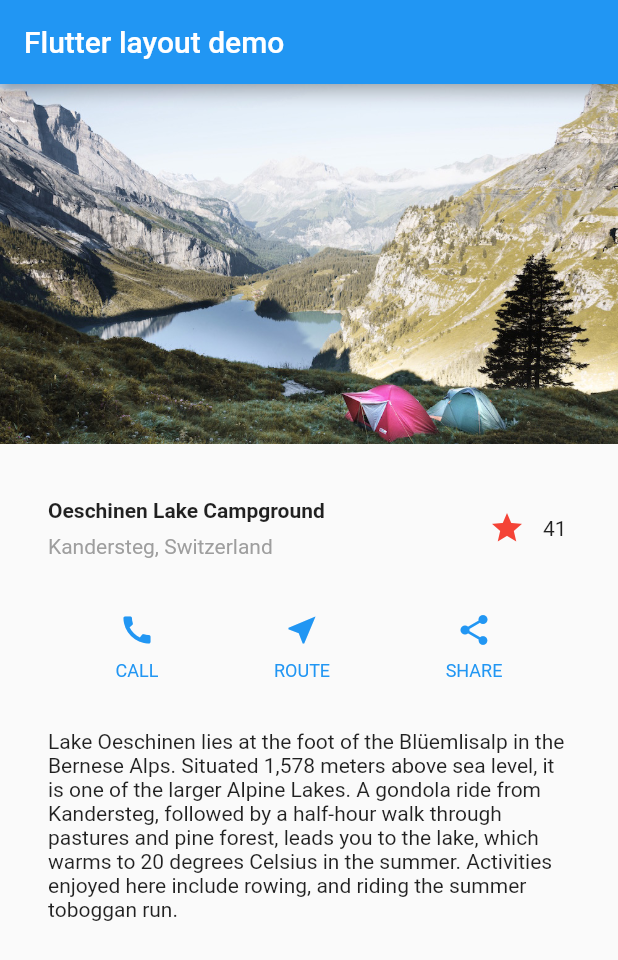
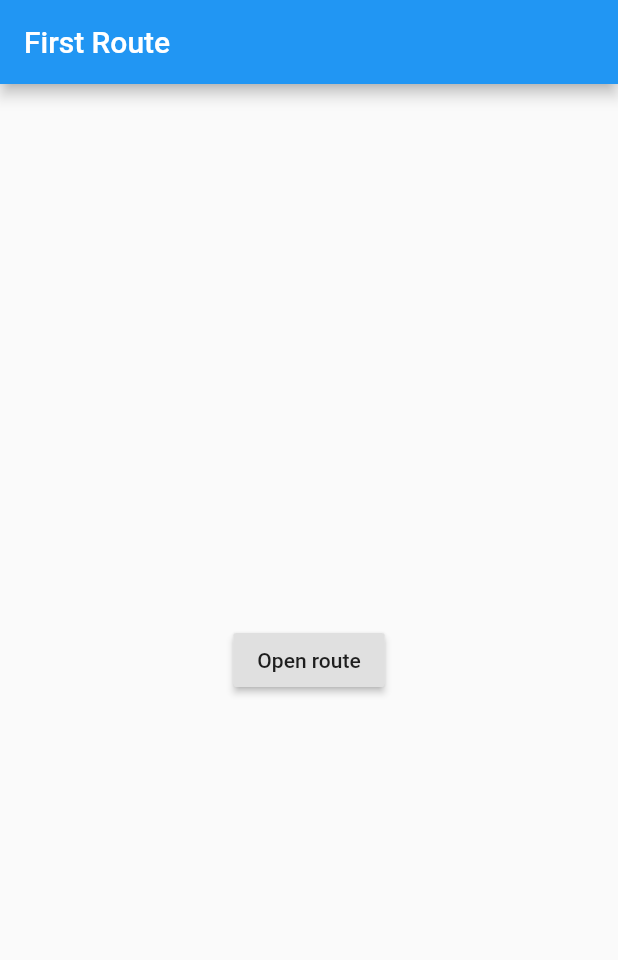
Before and after one commit to echohuub/flutter_learn, a Flutter app: the screen it shows after launch, on a phone screen of 412 x 824 dp. Shown: the top 960 px of the screen. Run offline on Flutter 3.47's test engine with Material 2 defaults, Android fonts, the phone set to English and light mode, and no system bars.

Commit message:
Navigate to a new screen and back

```diff
--- a/lib/main.dart
+++ b/lib/main.dart
@@ -2,138 +2,51 @@ import 'package:flutter/material.dart';
 
 void main() => runApp(MyApp());
 
-class _FavoriteWidget extends StatefulWidget {
+class FirstRoute extends StatelessWidget {
   @override
-  State<StatefulWidget> createState() {
-    return _FavoriteWidgetState();
+  Widget build(BuildContext context) {
+    return Scaffold(
+      appBar: AppBar(
+        title: Text('First Route'),
+      ),
+      body: Center(
+        child: RaisedButton(
+          child: Text('Open route'),
+          onPressed: () {
+            Navigator.push(context,
+                MaterialPageRoute(builder: (context) => SecondRoute()));
+          },
+        ),
+      ),
+    );
   }
 }
 
-class _FavoriteWidgetState extends State<_FavoriteWidget> {
-  bool _isFavorited = true;
-  int _favoriteCount = 41;
+class SecondRoute extends StatelessWidget {
   @override
   Widget build(BuildContext context) {
-    return Row(
-      mainAxisSize: MainAxisSize.min,
-      children: <Widget>[
-        Container(
-          padding: EdgeInsets.all(0),
-          child: IconButton(
-            icon: (_isFavorited ? Icon(Icons.star) : Icon(Icons.star_border)),
-            color: Colors.red[500],
-            onPressed: _toggleFavorite,
-          ),
+    return Scaffold(
+      appBar: AppBar(
+        title: Text('Second Route'),
+      ),
+      body: Center(
+        child: RaisedButton(
+          child: Text('Go back!'),
+          onPressed: () {
+            Navigator.pop(context);
+          },
         ),
-        SizedBox(
-          width: 18,
-          child: Container(
-            child: Text('$_favoriteCount'),
-          ),
-        )
-      ],
+      ),
     );
-  }
-
-  void _toggleFavorite() {
-    setState(() {
-      if (_isFavorited) {
-        _isFavorited = false;
-        _favoriteCount -= 1;
-      } else {
-        _isFavorited = true;
-        _favoriteCount += 1;
-      }
-    });
   }
 }
 
 class MyApp extends StatelessWidget {
   @override
   Widget build(BuildContext context) {
-    Widget titleSection = Container(
-      padding: const EdgeInsets.all(32),
-      child: Row(children: <Widget>[
-        Expanded(
-          child: Column(
-            crossAxisAlignment: CrossAxisAlignment.start,
-            children: <Widget>[
-              Container(
-                padding: const EdgeInsets.only(bottom: 8),
-                child: Text(
-                  'Oeschinen Lake Campground',
-                  style: TextStyle(fontWeight: FontWeight.bold),
-                ),
-              ),
-              Text('Kandersteg, Switzerland',
-                  style: TextStyle(color: Colors.grey[500]))
-            ],
-          ),
-        ),
-        // Icon(Icons.star, color: Colors.red[500]),
-        _FavoriteWidget(),
-        // Text('41')
-      ]),
-    );
-
-    Color color = Theme.of(context).primaryColor;
-    Widget buttonSection = Container(
-      child: Row(
-        mainAxisAlignment: MainAxisAlignment.spaceEvenly,
-        children: <Widget>[
-          _buildButtonColumn(color, Icons.call, 'CALL'),
-          _buildButtonColumn(color, Icons.near_me, 'ROUTE'),
-          _buildButtonColumn(color, Icons.share, 'SHARE')
-        ],
-      ),
-    );
-
-    Widget textSection = Container(
-      padding: const EdgeInsets.all(32),
-      child: Text(
-        'Lake Oeschinen lies at the foot of the Blüemlisalp in the Bernese '
-            'Alps. Situated 1,578 meters above sea level, it is one of the '
-            'larger Alpine Lakes. A gondola ride from Kandersteg, followed by a '
-            'half-hour walk through pastures and pine forest, leads you to the '
-            'lake, which warms to 20 degrees Celsius in the summer. Activities '
-            'enjoyed here include rowing, and riding the summer toboggan run.',
-        softWrap: true,
-      ),
-    );
-
     return MaterialApp(
-        title: 'Flutter layout demo',
-        home: Scaffold(
-          appBar: AppBar(title: Text('Flutter layout demo')),
-          body: ListView(
-            children: <Widget>[
-              Image.asset(
-                'images/lake.jpg',
-                width: 600,
-                height: 240,
-                fit: BoxFit.cover,
-              ),
-              titleSection,
-              buttonSection,
-              textSection
-            ],
-          ),
-        ));
-  }
-
-  Column _buildButtonColumn(Color color, IconData icon, String label) {
-    return Column(
-      mainAxisSize: MainAxisSize.min,
-      mainAxisAlignment: MainAxisAlignment.center,
-      children: <Widget>[
-        Icon(icon, color: color),
-        Container(
-          margin: const EdgeInsets.only(top: 8),
-          child: Text(label,
-              style: TextStyle(
-                  fontSize: 12, fontWeight: FontWeight.w400, color: color)),
-        )
-      ],
+      title: 'Navigation Basics',
+      home: FirstRoute(),
     );
   }
 }
```
